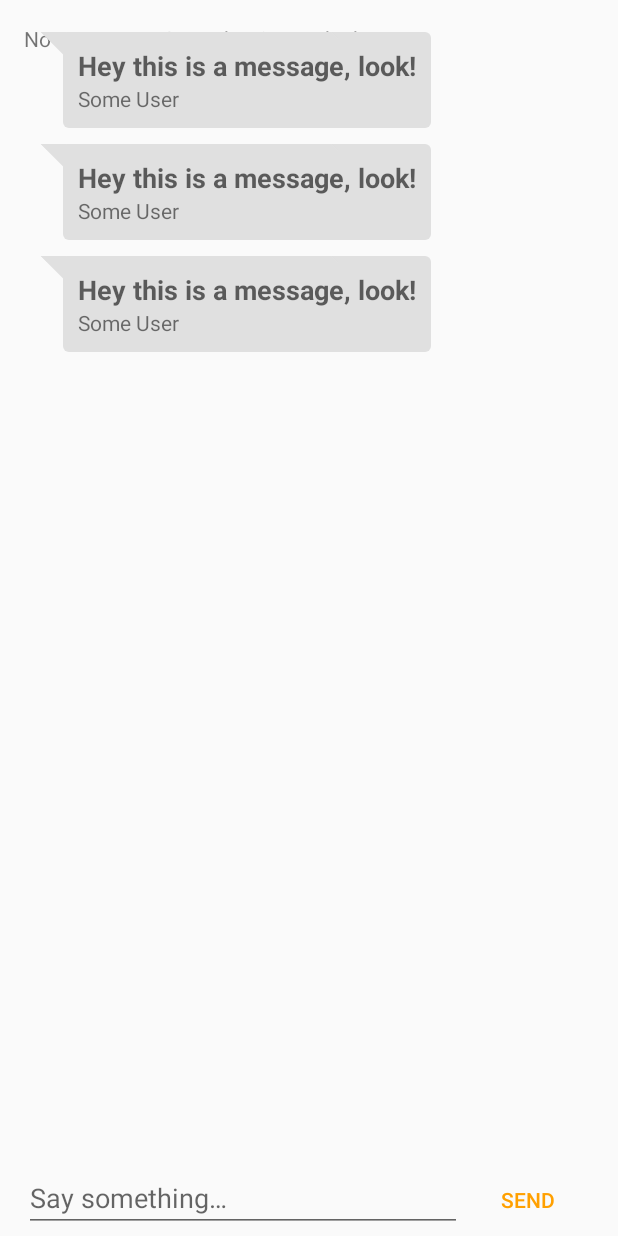
After one commit to supplewalrus/HaikyuAndroid, an Android app: the layout activity_chat.xml on its own in the app's theme, with its tools: preview values and no code run, on a phone screen of 412 x 824 dp. The commit adds this screen. Run offline under Robolectric (Android 15) with nearby library versions, the phone set to English and light mode, and no system bars.

Commit message:
Added Chat activity stuff

```diff
--- /dev/null
+++ b/app/src/main/res/layout/activity_chat.xml
@@ -0,0 +1,61 @@
+<?xml version="1.0" encoding="utf-8"?>
+<RelativeLayout
+xmlns:android="http://schemas.android.com/apk/res/android"
+xmlns:tools="http://schemas.android.com/tools"
+android:layout_width="match_parent"
+android:layout_height="match_parent"
+tools:context="processor.haikyuapp.Chat.ChatActivity">
+
+<TextView
+    android:id="@+id/emptyTextView"
+    android:layout_width="match_parent"
+    android:layout_height="wrap_content"
+    android:padding="16dp"
+    android:text="@string/start_chatting" />
+
+<android.support.v7.widget.RecyclerView
+    android:id="@+id/messagesList"
+    android:layout_width="match_parent"
+    android:layout_height="match_parent"
+    android:layout_alignParentStart="true"
+    android:layout_alignParentLeft="true"
+    android:layout_alignParentTop="true"
+    android:layout_above="@+id/footer"
+    android:clipToPadding="false"
+    android:padding="16dp"
+    tools:listitem="@layout/message" />
+
+<LinearLayout
+    android:id="@+id/footer"
+    android:layout_width="match_parent"
+    android:layout_height="wrap_content"
+    android:layout_alignParentStart="true"
+    android:layout_alignParentLeft="true"
+    android:layout_alignParentBottom="true"
+    android:paddingStart="16dp"
+    android:paddingEnd="16dp"
+    android:paddingLeft="16dp"
+    android:orientation="horizontal">
+
+    <EditText
+        android:id="@+id/messageEdit"
+        android:layout_width="0dp"
+        android:layout_height="wrap_content"
+        android:layout_weight="1"
+        android:hint="@string/hint_message"
+        android:imeOptions="actionDone"
+        android:importantForAutofill="no"
+        android:inputType="text"
+        tools:ignore="UnusedAttribute" />
+
+    <Button
+        android:id="@+id/sendButton"
+        style="@style/Widget.AppCompat.Button.Borderless.Colored"
+        android:layout_width="wrap_content"
+        android:layout_height="wrap_content"
+        android:layout_gravity="bottom|end"
+        android:text="@string/send" />
+
+</LinearLayout>
+
+</RelativeLayout>
--- /dev/null
+++ b/app/src/main/res/layout/message.xml
@@ -0,0 +1,62 @@
+<?xml version="1.0" encoding="utf-8"?>
+<RelativeLayout
+    xmlns:android="http://schemas.android.com/apk/res/android"
+    xmlns:tools="http://schemas.android.com/tools"
+    android:id="@+id/message_container"
+    android:layout_width="match_parent"
+    android:layout_height="wrap_content"
+    android:paddingTop="5dp"
+    android:paddingBottom="5dp">
+
+    <FrameLayout
+        android:id="@+id/left_arrow"
+        android:layout_width="50dp"
+        android:layout_height="50dp"
+        android:layout_marginStart="2dp"
+        android:layout_marginLeft="2dp"
+        android:background="@drawable/ic_chat_message_arrow"
+        android:rotation="180" />
+
+
+    <LinearLayout
+        android:id="@+id/message"
+        android:layout_width="wrap_content"
+        android:layout_height="wrap_content"
+        android:layout_marginLeft="26dp"
+        android:layout_marginRight="26dp"
+        android:background="@drawable/ic_chat_message_background"
+        android:orientation="vertical"
+        android:padding="10dp">
+
+        <TextView
+            android:id="@+id/message_text"
+            style="@style/TextAppearance.AppCompat.Medium"
+            android:layout_width="wrap_content"
+            android:layout_height="wrap_content"
+            android:textIsSelectable="true"
+            android:textStyle="bold"
+            tools:text="Hey this is a message, look!" />
+
+        <TextView
+            android:id="@+id/name_text"
+            style="@style/TextAppearance.AppCompat.Small"
+            android:layout_width="wrap_content"
+            android:layout_height="wrap_content"
+            android:textIsSelectable="true"
+            tools:text="Some User" />
+
+    </LinearLayout>
+
+    <FrameLayout
+        android:id="@+id/right_arrow"
+        android:layout_width="50dp"
+        android:layout_height="50dp"
+        android:layout_alignEnd="@+id/message"
+        android:layout_marginEnd="25dp"
+        android:layout_alignRight="@+id/message"
+        android:layout_marginRight="25dp"
+        android:layout_alignParentTop="true"
+        android:background="@drawable/ic_chat_message_arrow"
+        android:rotation="180" />
+
+</RelativeLayout>
```
Also changed, not shown: app/src/main/java/processor/haikyuapp/Chat/AbstractChat.java (added, +21 -0 lines), app/src/main/java/processor/haikyuapp/Chat/Chat.java (added, +89 -0 lines), app/src/main/java/processor/haikyuapp/Chat/ChatActivity.java (added, +173 -0 lines), app/src/main/java/processor/haikyuapp/Chat/ChatHolder.java (added, +80 -0 lines), app/src/main/java/processor/haikyuapp/Chat/ChatIndexActivity.java (added, +61 -0 lines), app/src/main/java/processor/haikyuapp/SignInActivity.java (added, +15 -0 lines), app/src/main/res/layout/activity_chat_index.xml (added, +10 -0 lines), app/src/main/res/layout/activity_sign_in.xml (added, +10 -0 lines), app/src/main/res/drawable/ic_anon_user_48dp.xml (line endings or trailing spaces), app/src/main/res/drawable/ic_chat_message_arrow.xml (line endings or trailing spaces), app/src/main/res/drawable/ic_chat_message_background.xml (line endings or trailing spaces).
